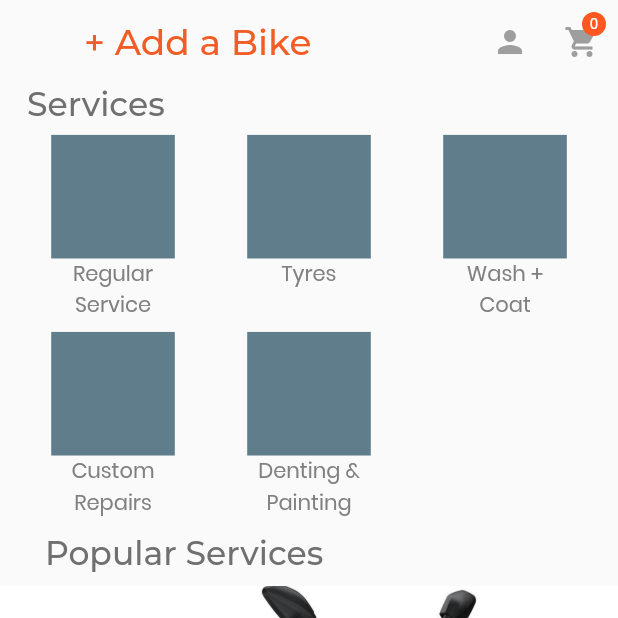
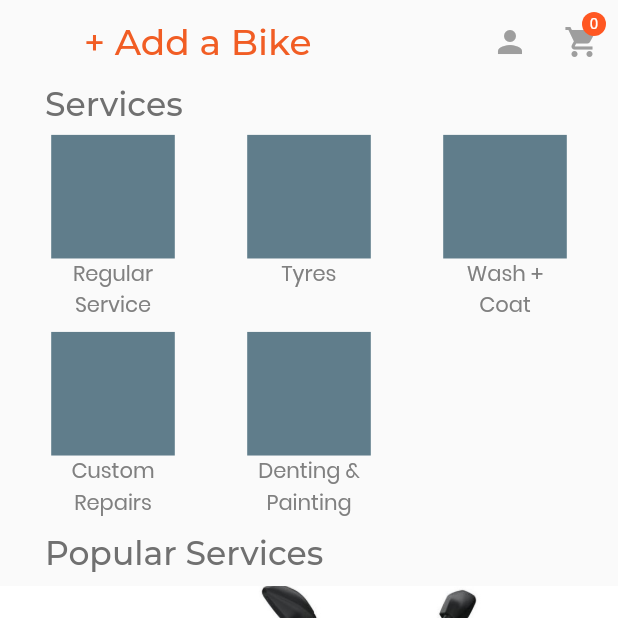
Before and after one commit to JenishHirpara/protto_customer_app, a Flutter app: the DashBoardScreen screen opened directly, on a phone screen of 412 x 824 dp, the top half of it. Run offline on Flutter 3.47's test engine with Material 2 defaults, Android fonts, the phone set to English and light mode, and no system bars; our stand-ins replace flutter_swiper, google_fonts, google_maps_flutter, location, material_design_icons_flutter, share and 1 more; missing offline and left inert: flutter_google_places, geocoder, google_maps_webservice; accounts and stored records are empty; network calls fail.

Commit message:
Update dashboard_screen.dart

```diff
--- a/lib/screens/dashboard_screen.dart
+++ b/lib/screens/dashboard_screen.dart
@@ -285,7 +285,7 @@ class _DashBoardScreenState extends State<DashBoardScreen> {
                         Expanded(
                           flex: 1,
                           child: Padding(
-                            padding: EdgeInsets.fromLTRB(8, 0, 0, 0),
+                            padding: EdgeInsets.fromLTRB(20, 0, 0, 0),
                             child: Text(
                               'Services',
                               style: GoogleFonts.montserrat(
```
